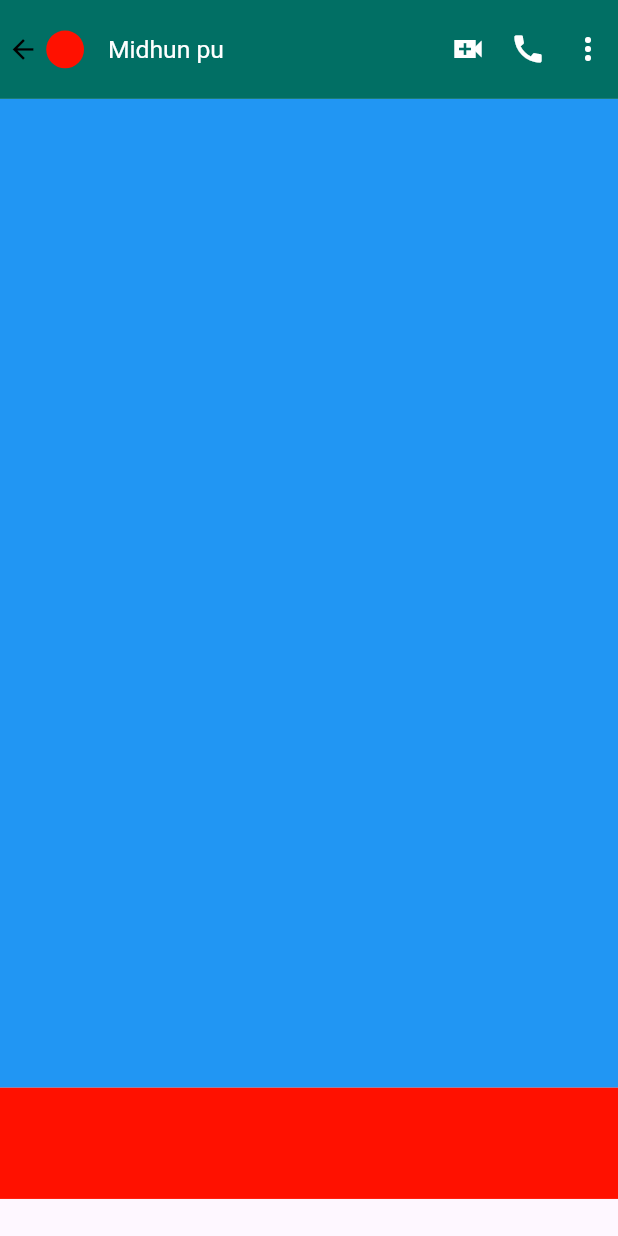
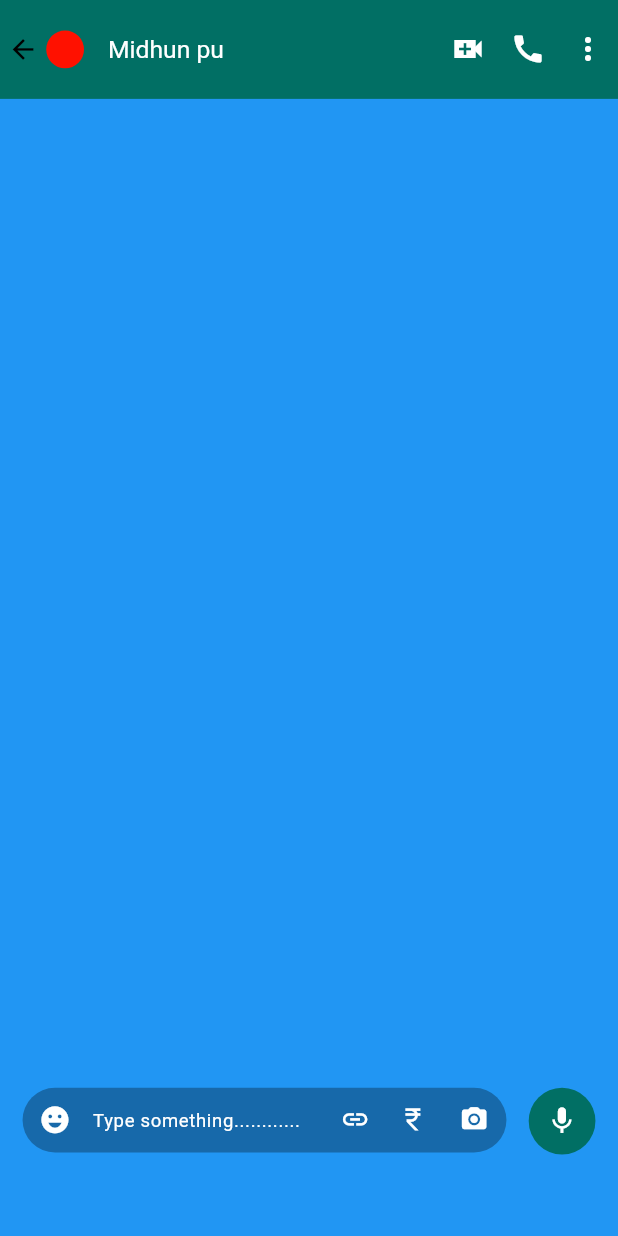
Before and after one commit to Midhunpu80/whatsapp_clone, a Flutter app: the screen it shows after launch, after a tap on an icon or button, on a phone screen of 412 x 824 dp. Run offline on Flutter 3.47's test engine with Material 2 defaults, Android fonts, the phone set to English and light mode, and no system bars; our stand-ins replace get, sizer.

Commit message:
compleated the ui part

```diff
--- a/lib/main.dart
+++ b/lib/main.dart
@@ -1,5 +1,6 @@
 import 'package:flutter/material.dart';
 import 'package:get/get.dart';
+import 'package:online_compiler/function/function.dart';
 import 'package:online_compiler/view/screen/homescreen/home.dart';
 import 'package:sizer/sizer.dart';
 
@@ -7,6 +8,8 @@ void main() {
   runApp(const MyApp());
 }
 
+ // ignore: non_constant_identifier_names
+ final crd_controll = Get.put(cruddata());
 class MyApp extends StatelessWidget {
   const MyApp({super.key});
 
--- a/lib/view/screen/userview/userview.dart
+++ b/lib/view/screen/userview/userview.dart
@@ -4,12 +4,15 @@ import 'package:flutter/material.dart';
 import 'package:get/get.dart';
 import 'package:online_compiler/utility/alltext.dart';
 import 'package:online_compiler/utility/colors/colors.dart';
+import 'package:online_compiler/view/screen/userview/widgets/messegefields.dart';
+import 'package:online_compiler/view/screen/userview/widgets/usermesseges.dart';
 import 'package:sizer/sizer.dart';
 
 class userchatview extends StatelessWidget {
   @override
   Widget build(BuildContext context) {
     return Scaffold(
+      backgroundColor: blu,
       appBar: AppBar(
         toolbarHeight: 8.h,
         title: alltext(
@@ -64,16 +67,10 @@ class userchatview extends StatelessWidget {
       body: SingleChildScrollView(
         child: Column(
           children: [
-            Container(
-              height: 80.h,
-              color: blu,
-              width: 100.w,
-            ),
-            Container(
-              height: 9.h,
-              color: re,
-              width: 100.w,
-            )
+            usermesseges(),
+
+            messegefields(context)
+
           ],
         ),
       ),
--- a/lib/view/screen/userview/widgets/textfield.dart
+++ b/lib/view/screen/userview/widgets/textfield.dart
@@ -0,0 +1,116 @@
+// ignore_for_file: avoid_print
+
+import 'package:flutter/material.dart';
+import 'package:get/get.dart';
+import 'package:online_compiler/main.dart';
+import 'package:online_compiler/utility/colors/colors.dart';
+import 'package:online_compiler/view/screen/userview/widgets/messegefields.dart';
+import 'package:sizer/sizer.dart';
+
+//// TextEditingController essay = TextEditingController();
+
+Widget textformfiels(BuildContext context) {
+  return FittedBox(
+    child: Row(
+      children: [
+        SizedBox(
+          height: 10.h,
+          width: 87.w,
+          child: TextFormField(
+            controller: crd_controll.essay.value,
+            // onFieldSubmitted: (val) {
+            //   crd_controll.adddata(data: val);
+            // },
+            style: TextStyle(color: wh),
+            decoration: InputDecoration(
+                suffixIcon: FittedBox(
+                  child: Row(
+                    children: [
+                      Padding(
+                        padding: const EdgeInsets.all(4.0),
+                        child: InkWell(
+                          onTap: () {
+                            papperclip(context);
+                            print("papper clip");
+                          },
+                          child: Icon(
+                            Icons.link,
+                            color: wh,
+                            size: 1.h,
+                          ),
+                        ),
+                      ),
+                      Padding(
+                        padding: const EdgeInsets.all(4.0),
+                        child: InkWell(
+                          onTap: () {
+                            print("sleeke");
+                          },
+                          child: Icon(
+                            Icons.currency_rupee,
+                            color: wh,
+                            size: 1.h,
+                          ),
+                        ),
+                      ),
+                      Padding(
+                        padding: const EdgeInsets.all(5.0),
+                        child: InkWell(
+                          onTap: () {
+                            print("dnsdnsfsk");
+                          },
+                          child: Icon(
+                            Icons.camera_alt_rounded,
+                            color: wh,
+                            size: 1.h,
+                          ),
+                        ),
+                      )
+                    ],
+                  ),
+                ),
+                prefixIcon: Icon(
+                  Icons.emoji_emotions,
+                  color: wh,
+                ),
+                hintStyle: TextStyle(color: wh, fontSize: 10.sp),
+                filled: true,
+                fillColor: bl.withOpacity(0.3),
+                hintText: "Type something............",
+                contentPadding: EdgeInsets.only(left: 1.h),
+                border: OutlineInputBorder(
+                    borderSide: BorderSide.none,
+                    borderRadius: BorderRadius.circular(5.h))),
+          ),
+        ),
+        Padding(
+            padding: EdgeInsets.only(left: 2.h, bottom: 4.h),
+            child: CircleAvatar(
+              backgroundColor: dk,
+              radius: 3.h,
+              child: Obx(() => crd_controll.essay.value.text.isEmpty
+                  ? InkWell(
+                      onTap: () {
+                        print("fkjdfdfkjdkj");
+                      },
+                      child: Icon(
+                        Icons.mic,
+                        color: wh,
+                      ),
+                    )
+                  : InkWell(
+                      onTap: () {
+                        crd_controll.adddata(
+                            data: crd_controll.essay.value.text);
+                        // crd_controll.adddata(data: essay.text);
+                      },
+                      child: Icon(
+                        Icons.send,
+                        color: wh,
+                      ),
+                    )),
+            ))
+      ],
+    ),
+  );
+}
```
Also changed, not shown: lib/function/function.dart (added, +30 -0 lines), lib/view/screen/userview/widgets/messegefields.dart (added, +46 -0 lines), lib/view/screen/userview/widgets/usermesseges.dart (added, +70 -0 lines).
